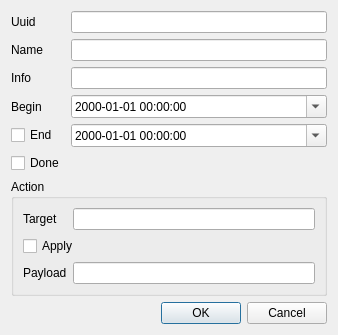
This is src/applications/timeline_app/create_event.ui in dns-gh/oodevs as Qt 5 draws it before an edit. The edited form follows.
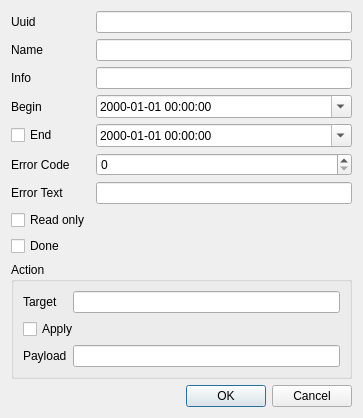
This is the edited form.

Commit message: [api] SWBUG-11608: add acces to event's read_only and error parameters

What changed in the file:
```diff
--- a/src/applications/timeline_app/create_event.ui
+++ b/src/applications/timeline_app/create_event.ui
@@ -18,7 +18,10 @@
      </property>
     </widget>
    </item>
-   <item row="1" column="0">
+    <item row="0" column="1">
+        <widget class="QLineEdit" name="uuid"/>
+    </item>
+    <item row="1" column="0">
     <widget class="QLabel" name="nameLabel">
      <property name="text">
       <string>Name</string>
@@ -72,14 +75,41 @@
      </property>
     </widget>
    </item>
-   <item row="5" column="0">
+    <item row="5" column="0">
+        <widget class="QLabel" name="error_code_label">
+            <property name="text">
+                <string>Error Code</string>
+            </property>
+        </widget>
+    </item>
+    <item row="5" column="1">
+        <widget class="QSpinBox" name="error_code"/>
+    </item>
+    <item row="6" column="0">
+        <widget class="QLabel" name="error_text_label">
+            <property name="text">
+                <string>Error Text</string>
+            </property>
+        </widget>
+    </item>
+    <item row="6" column="1">
+        <widget class="QLineEdit" name="error_text"/>
+    </item>
+    <item row="7" column="0">
+        <widget class="QCheckBox" name="read_only">
+            <property name="text">
+                <string>Read only</string>
+            </property>
+        </widget>
+    </item>
+    <item row="8" column="0">
     <widget class="QCheckBox" name="done">
      <property name="text">
       <string>Done</string>
      </property>
     </widget>
    </item>
-   <item row="6" column="0" colspan="2">
+   <item row="9" column="0" colspan="2">
     <widget class="QGroupBox" name="groupBox">
      <property name="title">
       <string>Action</string>
@@ -115,7 +145,7 @@
      </layout>
     </widget>
    </item>
-   <item row="7" column="1">
+   <item row="10" column="1">
     <spacer name="verticalSpacer">
      <property name="orientation">
       <enum>Qt::Vertical</enum>
@@ -128,16 +158,14 @@
      </property>
     </spacer>
    </item>
-   <item row="8" column="0" colspan="2">
+   <item row="11" column="0" colspan="2">
     <widget class="QDialogButtonBox" name="buttonBox">
      <property name="standardButtons">
       <set>QDialogButtonBox::Cancel|QDialogButtonBox::Ok</set>
      </property>
     </widget>
    </item>
-   <item row="0" column="1">
-    <widget class="QLineEdit" name="uuid"/>
-   </item>
+
   </layout>
  </widget>
  <resources/>
```
The commit also changes 5 other files.
